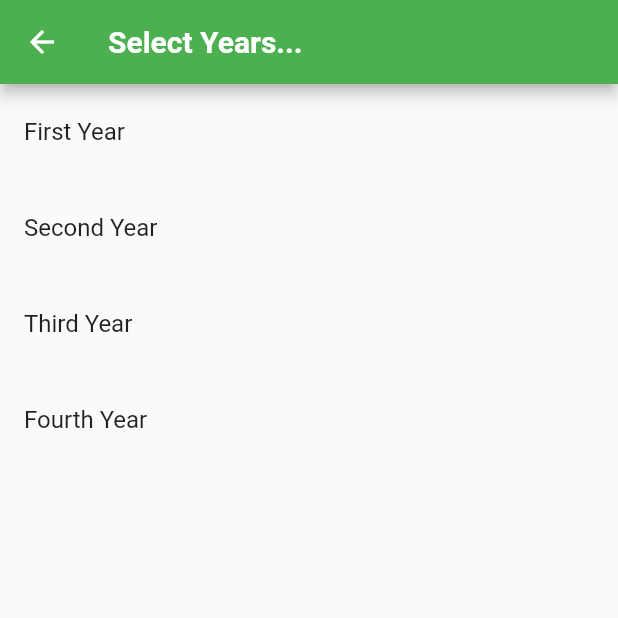
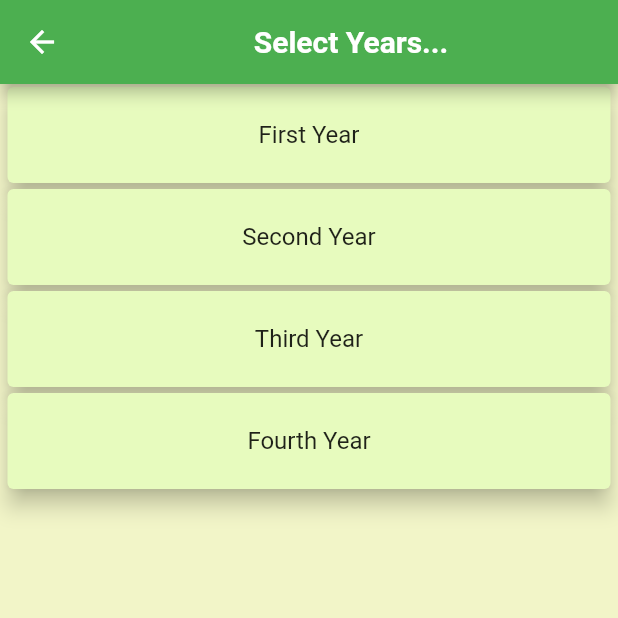
Before and after one commit to mkkrishna12/Wce_notice_board, a Flutter app: the YearPageStudents screen opened directly, on a phone screen of 412 x 824 dp, the top half of it. Run offline on Flutter 3.47's test engine with Material 2 defaults, Android fonts, the phone set to English and light mode, and no system bars; our stand-ins replace cloud_firestore, file_picker, firebase_auth, firebase_core, firebase_storage, flutter_secure_storage and 2 more; missing offline and left inert: flutter_document_picker; accounts and stored records are empty.

Commit message:
changed ui for all the pages

```diff
--- a/lib/Screens/autharisation/login_page.dart
+++ b/lib/Screens/autharisation/login_page.dart
@@ -9,9 +9,9 @@ import 'package:wce_notice_board/Screens/notices/notice_collection.dart';
 import 'package:wce_notice_board/Screens/notices/years_page_students.dart';
 import 'package:wce_notice_board/styles/text_styles.dart';
 
+import '../../Custom_widget/custom_button.dart';
+import '../../Custom_widget/custom_formfield.dart';
 import './../../styles/app_colors.dart';
-import './../../widgets/custom_button.dart';
-import './../../widgets/custom_formfield.dart';
 import '../../main.dart'; // To store prn and token in local we have used storage is flutter secure storage
 // this widget for Login of the user and admin
 
--- a/lib/Screens/notices/notice_veiwer.dart
+++ b/lib/Screens/notices/notice_veiwer.dart
@@ -3,7 +3,6 @@ import 'package:firebase_auth/firebase_auth.dart';
 import 'package:flutter/material.dart';
 import 'package:wce_notice_board/Custom_widget/notes_for_listing.dart';
 import 'package:wce_notice_board/Screens/notices/years_admin.dart';
-// import 'package:wce_notice_board/utils/../constants.dart';
 import 'package:wce_notice_board/utils/constants.dart';
 
 import '../../main.dart';
@@ -24,7 +23,6 @@ class _NoticeViewerState extends State<NoticeViewer> {
   dynamic firebaseUser;
   dynamic userRole;
   void getCall() async {
-    // print(await storage.read(key: "username"));
     var prn = await storage.read(key: "username");
     if (prn != null && widget.notice.isSeen != null) {
       final Map<String, dynamic> isSeen = widget.notice.isSeen;
@@ -58,8 +56,9 @@ class _NoticeViewerState extends State<NoticeViewer> {
   @override
   Widget build(BuildContext context) {
     return Scaffold(
+      backgroundColor: const Color(0xFFFFF0F0),
       appBar: AppBar(
-        backgroundColor: Colors.blueAccent,
+        backgroundColor: const Color(0xFF980F58),
         title: const Center(
           child: Text(
             'Notice..',
--- a/lib/Screens/notices/years_page_students.dart
+++ b/lib/Screens/notices/years_page_students.dart
@@ -19,7 +19,15 @@ class _YearPageStudentsState extends State<YearPageStudents> {
   }
 
   Widget _getListItemTile(BuildContext context, int index) {
-    return Container(
+    return Card(
+      // shape: ShapeBorder.lerp(10, 0.0, 0.0),
+      margin: EdgeInsets.fromLTRB(5,2,5,2),
+      color: Color(0xFFE7FBBE),
+      elevation: 6,
+      child: Container(
+        decoration: BoxDecoration(
+          borderRadius: BorderRadius.circular(10)
+        ),
         margin: const EdgeInsets.symmetric(vertical: 4),
         child: ListTile(
           onTap: () {
@@ -31,7 +39,8 @@ class _YearPageStudentsState extends State<YearPageStudents> {
               }),
             );
           },
-        title: Text(_items[index]),
+          title: Center(child: Text(_items[index])),
+        ),
       ),
     );
   }
@@ -40,7 +49,8 @@ class _YearPageStudentsState extends State<YearPageStudents> {
   Widget build(BuildContext context) {
     return Scaffold(
       appBar: AppBar(
-        title: const Text(
+        title: const Center(
+          child: Text(
             'Select Years...',
             style: TextStyle(
               fontSize: 20.0,
@@ -48,6 +58,8 @@ class _YearPageStudentsState extends State<YearPageStudents> {
             ),
           ),
         ),
+      ),
+      backgroundColor: Color(0xFFF2F5C8),
       body: Column(
         crossAxisAlignment: CrossAxisAlignment.center,
         children: [
--- a/lib/utils/constants.dart
+++ b/lib/utils/constants.dart
@@ -4,7 +4,7 @@ import 'package:flutter/material.dart';
 const kTitleTextStyle = TextStyle(
   fontSize: 25,
   fontWeight: FontWeight.bold,
-  color: Colors.black,
+  color: Colors.white,
 );
 class Year {
   String s;     //years
```
Also changed, not shown: lib/Screens/autharisation/registration_page.dart (+4 -4 lines), lib/Screens/notices/notice_collection_students.dart (+4 -4 lines), lib/main.dart (+1 -7 lines), lib/Custom_widget/custom_button.dart (renamed from lib/widgets/custom_button.dart), lib/Custom_widget/custom_formfield.dart (renamed from lib/widgets/custom_formfield.dart), lib/Custom_widget/custom_header.dart (renamed from lib/widgets/custom_header.dart), lib/Custom_widget/custom_richtext.dart (renamed from lib/widgets/custom_richtext.dart). Lines whose indentation alone changed are shown as unchanged.
